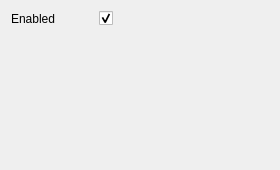
This is include/ui/plugins/volume_rendering_toolbox.ui in VRGroupRWTH/pli_view as Qt 5 draws it before an edit. The edited form follows.
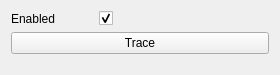
This is the edited form.

Commit message: Volume rendering plugin now utilizes the volume renderer.

The edit to the form file:
```diff
--- a/include/ui/plugins/volume_rendering_toolbox.ui
+++ b/include/ui/plugins/volume_rendering_toolbox.ui
@@ -7,7 +7,7 @@
     <x>0</x>
     <y>0</y>
     <width>280</width>
-    <height>170</height>
+    <height>75</height>
    </rect>
   </property>
   <property name="windowTitle">
@@ -21,7 +21,7 @@
      </property>
     </widget>
    </item>
-   <item row="2" column="0" colspan="3">
+   <item row="3" column="0" colspan="3">
     <spacer name="spacer_vertical">
      <property name="orientation">
       <enum>Qt::Vertical</enum>
@@ -53,6 +53,13 @@
      </property>
     </widget>
    </item>
+   <item row="1" column="0" colspan="3">
+    <widget class="QPushButton" name="button_trace">
+     <property name="text">
+      <string>Trace</string>
+     </property>
+    </widget>
+   </item>
   </layout>
  </widget>
  <resources/>
```
The commit also changes 4 other files.
